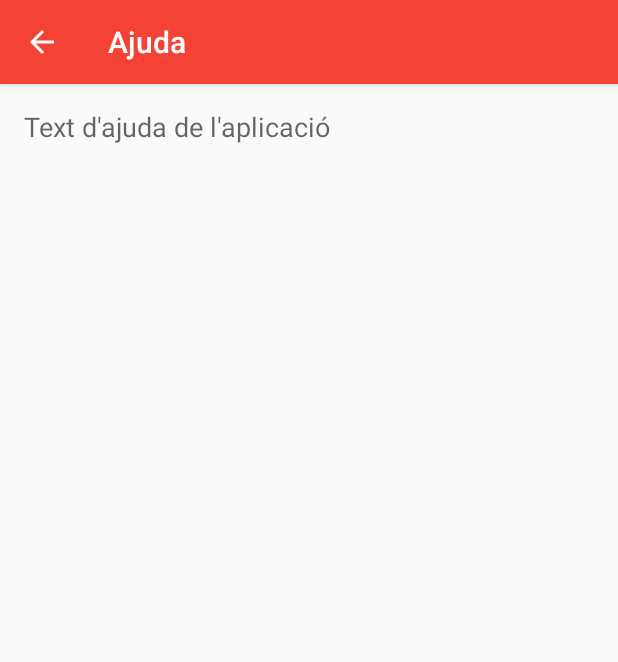
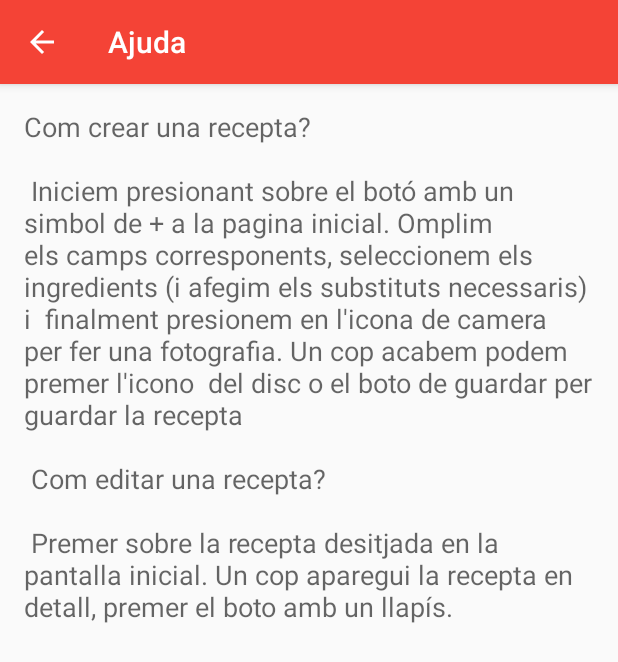
Before and after one commit to casassg/cookbook, an Android app: the screen it shows after launch (TextActivity), in the options menu, after a tap on "Ajuda", on a phone screen of 412 x 824 dp. Shown: the top 662 px of the screen. Run offline under Robolectric (Android 15) with nearby library versions, the phone set to English and light mode, and no system bars.

Commit message:
add about and help texts

```diff
--- a/app/src/main/res/values/strings.xml
+++ b/app/src/main/res/values/strings.xml
@@ -25,7 +25,18 @@
     <string name="action_help">Ajuda</string>
     <string name="action_about">Sobre</string>
     <string name="action_done">Fet</string>
-    <string name="help">Text d\'ajuda de l\'aplicació</string>
+    <string name="help">
+        "Com crear una recepta?\n\n"
+
+        "Iniciem presionant sobre el botó amb un simbol de + a la pagina inicial."
+        "Omplim els camps corresponents, seleccionem els ingredients (i afegim els substituts necessaris) i "
+        "finalment presionem en l'icona de camera per fer una fotografia. Un cop acabem podem premer l'icono "
+        "del disc o el boto de guardar per guardar la recepta\n\n"
+
+        "Com editar una recepta?\n\n"
+
+        "Premer sobre la recepta desitjada en la pantalla inicial. Un cop aparegui la recepta en detall, premer el boto amb un llapís."
+    </string>
     <string name="help_title">Ajuda</string>
     <string name="about">
         "CookBook es una aplicació desenvolupada pensant en la simplicitat. Busca donar una alternativa al conjunt"
```
